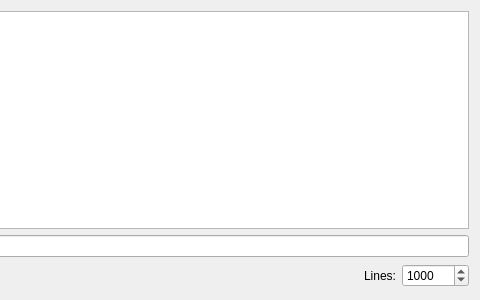
Before: the Qt Designer form eiskaltdcpp-qt/ui/UICmdDebug.ui in eiskaltdcpp/eiskaltdcpp, drawn with Qt 5; both pictures show x 411 to 891 and y 0 to 300 of the 891 by 300 pixel window.
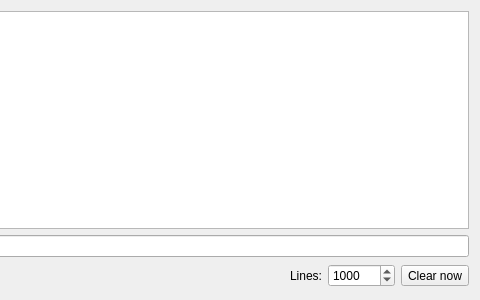
After: the same form once the commit is applied.

Commit message: [Qt] Add clear button to Debug Console widget.

The edit to the form file:
```diff
--- a/eiskaltdcpp-qt/ui/UICmdDebug.ui
+++ b/eiskaltdcpp-qt/ui/UICmdDebug.ui
@@ -111,6 +111,13 @@
          </property>
         </widget>
        </item>
+       <item>
+        <widget class="QToolButton" name="pushButton_ClearLog">
+         <property name="text">
+          <string>Clear now</string>
+         </property>
+        </widget>
+       </item>
       </layout>
      </item>
     </layout>
```
The commit also changes 1 other file.
